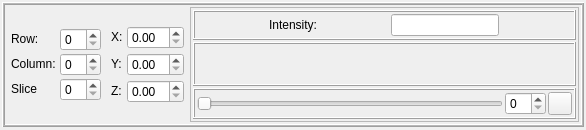
isis-group/vast, file forms/voxelInformationWidget.ui: the form before one commit.
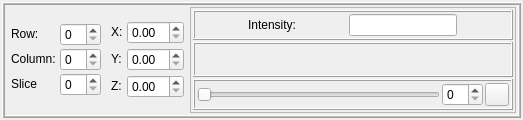
The form after the commit.

Commit message: renamed z_map into statistical_image fixed colormap display

Diff of the .ui file:
```diff
--- a/forms/voxelInformationWidget.ui
+++ b/forms/voxelInformationWidget.ui
@@ -6,8 +6,8 @@
    <rect>
     <x>0</x>
     <y>0</y>
-    <width>586</width>
-    <height>130</height>
+    <width>523</width>
+    <height>120</height>
    </rect>
   </property>
   <property name="sizePolicy">
@@ -345,43 +345,21 @@
            <property name="frameShadow">
             <enum>QFrame::Raised</enum>
            </property>
-           <layout class="QGridLayout" name="colormapGrid">
-            <property name="leftMargin">
+           <layout class="QHBoxLayout" name="horizontalLayout_4">
+            <property name="margin">
              <number>2</number>
             </property>
-            <property name="topMargin">
-             <number>4</number>
-            </property>
-            <property name="rightMargin">
-             <number>2</number>
-            </property>
-            <property name="bottomMargin">
-             <number>2</number>
-            </property>
-            <item row="0" column="0">
-             <widget class="QLabel" name="labelMin">
-              <property name="sizePolicy">
-               <sizepolicy hsizetype="Minimum" vsizetype="Maximum">
-                <horstretch>0</horstretch>
-                <verstretch>0</verstretch>
-               </sizepolicy>
+            <item>
+             <widget class="QFrame" name="leftFrame">
+              <property name="frameShape">
+               <enum>QFrame::NoFrame</enum>
               </property>
-              <property name="font">
-               <font>
-                <family>Bitstream Charter</family>
-                <weight>75</weight>
-                <bold>true</bold>
-               </font>
-              </property>
-              <property name="text">
-               <string/>
-              </property>
-              <property name="alignment">
-               <set>Qt::AlignCenter</set>
+              <property name="frameShadow">
+               <enum>QFrame::Plain</enum>
               </property>
              </widget>
             </item>
-            <item row="0" column="1" rowspan="2">
+            <item>
              <widget class="QFrame" name="frame_6">
               <property name="sizePolicy">
                <sizepolicy hsizetype="Minimum" vsizetype="Minimum">
@@ -430,72 +408,13 @@
               </layout>
              </widget>
             </item>
-            <item row="0" column="2">
-             <widget class="QLabel" name="labelMax">
-              <property name="sizePolicy">
-               <sizepolicy hsizetype="Minimum" vsizetype="Maximum">
-                <horstretch>0</horstretch>
-                <verstretch>0</verstretch>
-               </sizepolicy>
+            <item>
+             <widget class="QFrame" name="rightFrame">
+              <property name="frameShape">
+               <enum>QFrame::NoFrame</enum>
               </property>
-              <property name="font">
-               <font>
-                <family>Bitstream Charter</family>
-                <weight>75</weight>
-                <bold>true</bold>
-               </font>
-              </property>
-              <property name="text">
-               <string/>
-              </property>
-              <property name="alignment">
-               <set>Qt::AlignCenter</set>
-              </property>
-             </widget>
-            </item>
-            <item row="1" column="0">
-             <widget class="QLabel" name="lowerThresholdLabel">
-              <property name="sizePolicy">
-               <sizepolicy hsizetype="Minimum" vsizetype="Maximum">
-                <horstretch>0</horstretch>
-                <verstretch>0</verstretch>
-               </sizepolicy>
-              </property>
-              <property name="font">
-               <font>
-                <family>Bitstream Charter</family>
-                <weight>75</weight>
-                <bold>true</bold>
-               </font>
-              </property>
-              <property name="text">
-               <string/>
-              </property>
-              <property name="alignment">
-               <set>Qt::AlignCenter</set>
-              </property>
-             </widget>
-            </item>
-            <item row="1" column="2">
-             <widget class="QLabel" name="upperThresholdLabel">
-              <property name="sizePolicy">
-               <sizepolicy hsizetype="Minimum" vsizetype="Maximum">
-                <horstretch>0</horstretch>
-                <verstretch>0</verstretch>
-               </sizepolicy>
-              </property>
-              <property name="font">
-               <font>
-                <family>Bitstream Charter</family>
-                <weight>75</weight>
-                <bold>true</bold>
-               </font>
-              </property>
-              <property name="text">
-               <string/>
-              </property>
-              <property name="alignment">
-               <set>Qt::AlignCenter</set>
+              <property name="frameShadow">
+               <enum>QFrame::Plain</enum>
               </property>
              </widget>
             </item>
```
The commit also changes 16 other files.
